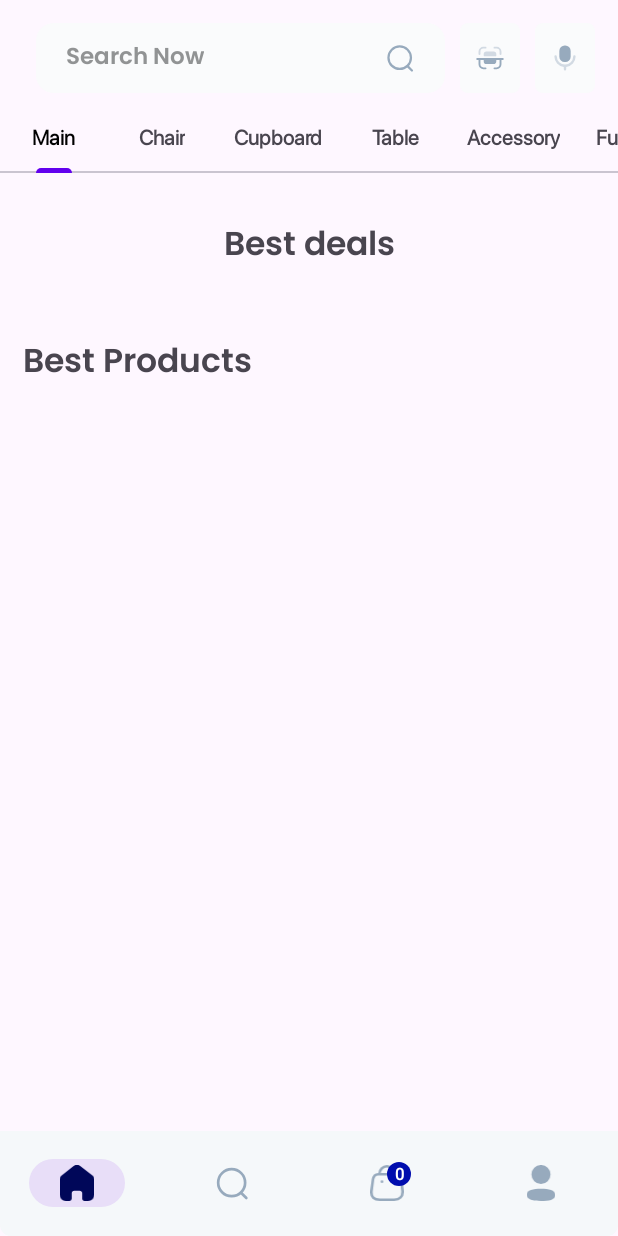
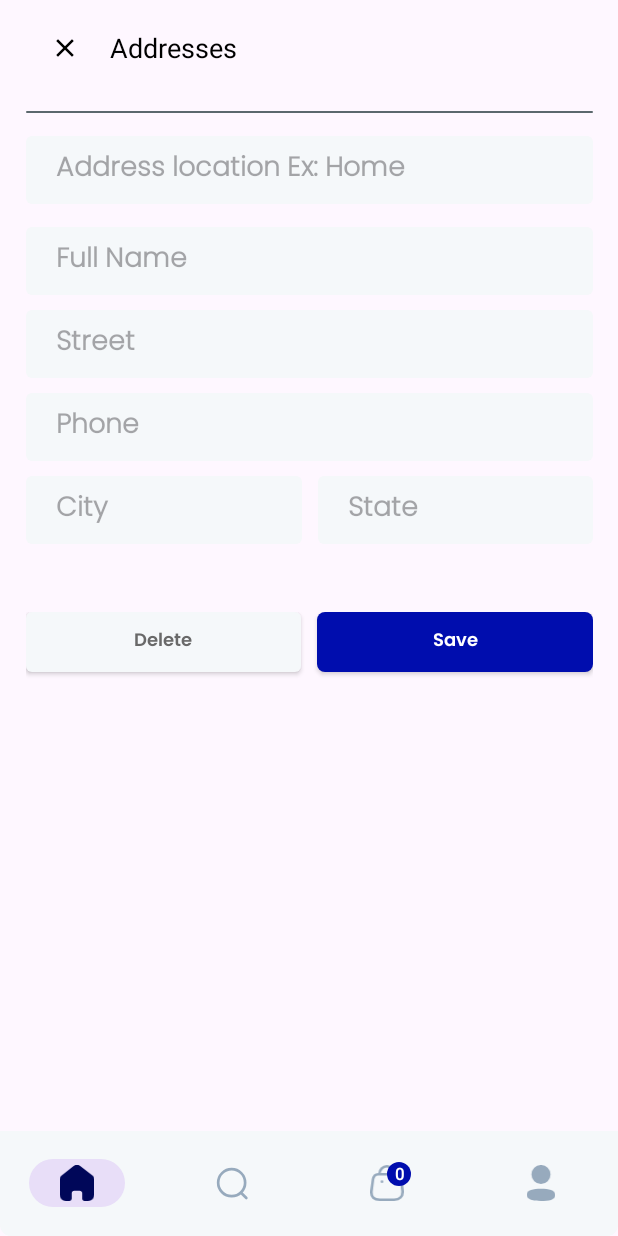
Before and after one commit to savasafsar/EcommerceApp, an Android app: the screen it shows after launch once a user with an empty profile is signed in (ShoppingActivity), on a phone screen of 412 x 824 dp. Run offline under Robolectric (Android 15) with nearby library versions, the phone set to English and light mode, and no system bars; our stand-ins replace Dagger/Hilt's generated code, Firebase (no records; nobody signed in at launch, a user with empty details on screens opened directly), navigation-ui.

Commit message:
addressadd

```diff
--- /dev/null
+++ b/app/src/main/java/com/example/ecommerce/data/Address.kt
@@ -0,0 +1,16 @@
+package com.example.ecommerce.data
+
+import android.os.Parcelable
+import kotlinx.parcelize.Parcelize
+
+@Parcelize
+data class Address (
+    val addressTitle:String,
+    val fullName:String,
+    val street:String,
+    val phone:String,
+    val city:String,
+    val state:String
+) :Parcelable{
+constructor():this("","","","","","")
+}
--- a/app/src/main/java/com/example/ecommerce/fragments/loginRegister/IntroductionFragment.kt
+++ b/app/src/main/java/com/example/ecommerce/fragments/loginRegister/IntroductionFragment.kt
@@ -36,8 +36,10 @@ class IntroductionFragment : Fragment(R.layout.fragment_introdcution){
             viewModel.navigate.collect {
                 when (it) {
                     SHOPPING_ACTIVITY -> {
-                        Intent(requireActivity(), ShoppingActivity::class.java).also {
-                            it.addFlags(Intent.FLAG_ACTIVITY_CLEAR_TASK or Intent.FLAG_ACTIVITY_NEW_TASK)
+                        Intent(requireActivity(), ShoppingActivity::class.java)
+                            .also {
+                            it.addFlags(Intent.FLAG_ACTIVITY_CLEAR_TASK
+                                    or Intent.FLAG_ACTIVITY_NEW_TASK)
                             startActivity(it)
                         }
                     }
--- a/app/src/main/java/com/example/ecommerce/fragments/loginRegister/LoginFragment.kt
+++ b/app/src/main/java/com/example/ecommerce/fragments/loginRegister/LoginFragment.kt
@@ -40,6 +40,11 @@ private val viewModel by viewModels<LoginViewModel>()
         super.onViewCreated(view, savedInstanceState)
         binding.tvDontHaveAcoount.setOnClickListener {
             findNavController().navigate(R.id.action_loginFragment_to_registerFragment)
+        }
+        binding.tvForgotPasswordLogin.setOnClickListener {
+            setupBottomSheetDialog { email->
+
+            }
         }
         binding.apply {
             buttonLoginLogin.setOnClickListener {
--- /dev/null
+++ b/app/src/main/java/com/example/ecommerce/fragments/shopping/AdressFragment.kt
@@ -0,0 +1,82 @@
+package com.example.ecommerce.fragments.shopping
+
+import android.os.Bundle
+import android.view.LayoutInflater
+import android.view.View
+import android.view.ViewGroup
+import android.widget.Toast
+import androidx.fragment.app.Fragment
+import androidx.fragment.app.viewModels
+import androidx.lifecycle.lifecycleScope
+import androidx.navigation.fragment.findNavController
+import com.example.ecommerce.data.Address
+import com.example.ecommerce.databinding.FargmentAddressBinding
+import com.example.ecommerce.util.Resource
+import com.example.ecommerce.viewmodel.AddressViewModel
+import dagger.hilt.android.AndroidEntryPoint
+import kotlinx.coroutines.flow.collectLatest
+import kotlinx.coroutines.launch
+@AndroidEntryPoint
+class AdressFragment:Fragment() {
+    private lateinit var binding: FargmentAddressBinding
+    val viewModel by viewModels<AddressViewModel>()
+
+    override fun onCreate(savedInstanceState: Bundle?) {
+        super.onCreate(savedInstanceState)
+
+        lifecycleScope.launch {
+            viewModel.addNewAddress.collectLatest {
+            when(it) {
+                is Resource.Loading -> {
+                    binding.progressbarAddress.visibility = View.VISIBLE
+                }
+                is Resource.Success -> {
+                    binding.progressbarAddress.visibility = View.INVISIBLE
+                    findNavController().navigateUp()
+                }
+                is Resource.Error -> {
+                    Toast.makeText(requireContext(),it.message,Toast.LENGTH_SHORT).show()
+                }
+                else -> Unit
+            }
+
+            }
+        }
+        lifecycleScope.launchWhenStarted {
+            viewModel.error.collectLatest {
+                Toast.makeText(requireContext(),it,Toast.LENGTH_SHORT).show()
+            }
+        }
+    }
+    override fun onCreateView(
+        inflater: LayoutInflater,
+        container: ViewGroup?,
+        savedInstanceState: Bundle?
+    ): View? {
+        binding = FargmentAddressBinding.inflate(layoutInflater)
+        return binding.root
+    }
+
+    override fun onViewCreated(view: View, savedInstanceState: Bundle?) {
+        super.onViewCreated(view, savedInstanceState)
+
+
+
+        binding.apply {
+            buttonSave.setOnClickListener {
+                val addressTitle = edAddressTitle.text.toString()
+                val fullName = edFullName.text.toString()
+                val street = edStreet.text.toString()
+                val phone = edPhone.text.toString()
+                val city = edCity.text.toString()
+                val state = edState.text.toString()
+
+                val address = Address(addressTitle, fullName, street, phone, city, state)
+                viewModel.addAdresss(address)
+            }
+        }
+
+
+    }
+
+}
--- /dev/null
+++ b/app/src/main/java/com/example/ecommerce/viewmodel/AddressViewModel.kt
@@ -0,0 +1,59 @@
+package com.example.ecommerce.viewmodel
+
+import androidx.lifecycle.ViewModel
+import androidx.lifecycle.viewModelScope
+
+import com.example.ecommerce.data.Address
+import com.google.firebase.auth.FirebaseAuth
+import com.google.firebase.firestore.FirebaseFirestore
+
+import dagger.hilt.android.lifecycle.HiltViewModel
+import kotlinx.coroutines.flow.MutableStateFlow
+import com.example.ecommerce.util.Resource
+import kotlinx.coroutines.flow.MutableSharedFlow
+import kotlinx.coroutines.flow.asSharedFlow
+import kotlinx.coroutines.flow.asStateFlow
+import kotlinx.coroutines.launch
+import javax.inject.Inject
+@HiltViewModel
+class AddressViewModel @Inject constructor(
+    private val firestore: FirebaseFirestore,
+    private val auth: FirebaseAuth
+):ViewModel() {
+             private val _addNewAddress = MutableStateFlow<Resource<Address>>(Resource.Unspecified())
+              val addNewAddress = _addNewAddress.asStateFlow()
+
+    private val _error = MutableSharedFlow<String>()
+    val error = _error.asSharedFlow()
+
+
+    fun addAdresss(address:Address) {
+        val validateInputs = validateInputs(address)
+        if (validateInputs){
+            viewModelScope.launch {_addNewAddress.emit(Resource.Loading())}
+            firestore.collection("user").document(auth.uid!!)
+                .collection("address")
+                .document()
+                .set(address).addOnSuccessListener {
+                    viewModelScope.launch {_addNewAddress.emit(Resource.Success(address))  }
+                }.addOnFailureListener {
+                    viewModelScope.launch {_addNewAddress.emit(Resource.Error(it.message.toString()))  }
+                }
+        } else {
+            viewModelScope.launch {
+                _error.emit("All fields are required")
+            }
+        }
+
+    }
+
+    private fun validateInputs(address: Address): Boolean {
+        return address.addressTitle.trim().isNotEmpty() &&
+                address.city.trim().isNotEmpty() &&
+                address.phone.trim().isNotEmpty() &&
+                address.state.trim().isNotEmpty() &&
+                address.fullName.trim().isNotEmpty() &&
+                address.street.trim().isNotEmpty()
+    }
+
+}
--- /dev/null
+++ b/app/src/main/res/layout/fargment_address.xml
@@ -0,0 +1,243 @@
+<?xml version="1.0" encoding="utf-8"?>
+<androidx.constraintlayout.widget.ConstraintLayout xmlns:android="http://schemas.android.com/apk/res/android"
+    xmlns:app="http://schemas.android.com/apk/res-auto"
+    android:layout_width="match_parent"
+    android:layout_height="match_parent">
+
+    <androidx.appcompat.widget.Toolbar
+        android:id="@+id/toolbarAddresses"
+        android:layout_width="0dp"
+        android:layout_height="wrap_content"
+        app:layout_constraintEnd_toEndOf="@id/guideline2"
+        app:layout_constraintStart_toStartOf="@id/guideline1"
+        app:layout_constraintTop_toTopOf="parent">
+
+        <androidx.constraintlayout.widget.ConstraintLayout
+            android:layout_width="match_parent"
+            android:layout_height="match_parent">
+
+            <ImageView
+                android:id="@+id/imageAddressClose"
+                android:layout_width="20dp"
+                android:layout_height="20dp"
+                android:src="@drawable/ic_close"
+                android:scaleType="centerInside"
+                app:layout_constraintBottom_toBottomOf="parent"
+                app:layout_constraintStart_toStartOf="parent"
+                app:layout_constraintTop_toTopOf="parent"
+                app:tint="@color/black" />
+
+
+            <TextView
+                android:id="@+id/tvPaymentMethods"
+                android:layout_width="wrap_content"
+                android:layout_height="wrap_content"
+                android:layout_marginStart="20dp"
+                android:text="Addresses"
+                android:textSize="18sp"
+                android:textColor="@color/black"
+                app:layout_constraintBottom_toBottomOf="@+id/imageAddressClose"
+                app:layout_constraintStart_toEndOf="@id/imageAddressClose"
+                app:layout_constraintTop_toTopOf="@+id/imageAddressClose" />
+
+        </androidx.constraintlayout.widget.ConstraintLayout>
+    </androidx.appcompat.widget.Toolbar>
+
+
+    <View
+        android:id="@+id/topLine"
+        android:layout_width="0dp"
+        android:layout_height="1dp"
+        android:layout_marginTop="10dp"
+        android:background="@drawable/white_background"
+        android:backgroundTint="@color/g_blue_gray"
+        app:layout_constraintEnd_toEndOf="@id/guideline2"
+        app:layout_constraintStart_toStartOf="@id/guideline1"
+        app:layout_constraintTop_toBottomOf="@id/toolbarAddresses" />
+
+    <EditText
+        android:id="@+id/edAddressTitle"
+        android:layout_width="0dp"
+        android:layout_height="45dp"
+        android:background="@drawable/white_background"
+        android:fontFamily="@font/poppins_light"
+        android:gravity="start|center_vertical"
+        android:hint="Address location Ex: Home"
+        android:paddingStart="20dp"
+        android:paddingEnd="20dp"
+        android:singleLine="true"
+        android:textStyle="bold"
+        app:layout_constraintEnd_toEndOf="@id/guideline2"
+        app:layout_constraintStart_toStartOf="@id/guideline1"
+        app:layout_constraintTop_toBottomOf="@+id/topLine"
+        android:layout_marginTop="15dp"/>
+
+    <EditText
+        android:id="@+id/edFullName"
+        android:layout_width="0dp"
+        android:layout_height="45dp"
+        android:background="@drawable/white_background"
+        android:fontFamily="@font/poppins_light"
+        android:gravity="start|center_vertical"
+        android:hint="Full Name"
+        android:paddingStart="20dp"
+        android:paddingEnd="20dp"
+        android:singleLine="true"
+        android:textStyle="bold"
+        app:layout_constraintEnd_toEndOf="@id/guideline2"
+        app:layout_constraintStart_toStartOf="@id/guideline1"
+        app:layout_constraintTop_toBottomOf="@+id/edAddressTitle"
+        android:layout_marginTop="15dp"/>
+
+    <EditText
+        android:id="@+id/edStreet"
+        android:layout_width="0dp"
+        android:layout_height="45dp"
+        android:layout_marginTop="10dp"
+        android:background="@drawable/white_background"
+        android:fontFamily="@font/poppins_light"
+        android:gravity="start|center_vertical"
+        android:hint="Street"
+        android:paddingStart="20dp"
+        android:paddingEnd="20dp"
+        android:singleLine="true"
+        android:textStyle="bold"
+        app:layout_constraintEnd_toEndOf="@id/guideline2"
+        app:layout_constraintStart_toStartOf="@id/guideline1"
+        app:layout_constraintTop_toBottomOf="@id/edFullName" />
+
+    <LinearLayout
+        android:id="@+id/linear"
+        android:layout_width="0dp"
+        android:layout_height="wrap_content"
+        app:layout_constraintEnd_toEndOf="@id/guideline2"
+        app:layout_constraintHorizontal_bias="0.484"
+        app:layout_constraintStart_toStartOf="@id/guideline1"
+        app:layout_constraintTop_toBottomOf="@+id/edPhone"
+        android:orientation="horizontal">
+
+        <EditText
+            android:id="@+id/edCity"
+            android:layout_width="378dp"
+            android:layout_height="45dp"
+            android:background="@drawable/white_background"
+            android:fontFamily="@font/poppins_light"
+            android:gravity="start|center_vertical"
+            android:hint="City"
+            android:paddingStart="20dp"
+            android:paddingEnd="20dp"
+            android:singleLine="true"
+            android:textStyle="bold"
+            android:layout_marginTop="10dp"
+            android:layout_weight="1"
+            android:layout_marginEnd="5dp" />
+
+        <EditText
+            android:id="@+id/edState"
+            android:layout_width="378dp"
+            android:layout_height="45dp"
+            android:background="@drawable/white_background"
+            android:fontFamily="@font/poppins_light"
+            android:gravity="start|center_vertical"
+            android:hint="State"
+            android:paddingStart="20dp"
+            android:paddingEnd="20dp"
+            android:singleLine="true"
+            android:textStyle="bold"
+            android:layout_marginTop="10dp"
+            android:layout_weight="1"
+            android:layout_marginStart="5dp"/>
+
+    </LinearLayout>
+    <EditText
+        android:id="@+id/edPhone"
+        android:layout_width="0dp"
+        android:layout_height="45dp"
+        android:background="@drawable/white_background"
+        android:fontFamily="@font/poppins_light"
+        android:layout_marginTop="10dp"
+        android:gravity="start|center_vertical"
+        android:hint="Phone"
+        android:paddingStart="20dp"
+        android:paddingEnd="20dp"
+        android:phoneNumber="true"
+        android:singleLine="true"
+        android:textStyle="bold"
+        app:layout_constraintEnd_toStartOf="@+id/guideline2"
+        app:layout_constraintStart_toStartOf="@+id/guideline1"
+        app:layout_constraintTop_toBottomOf="@+id/edStreet" />
+
+    <LinearLayout
+        android:layout_width="0dp"
+        android:layout_height="wrap_content"
+        app:layout_constraintEnd_toEndOf="@id/guideline2"
+        app:layout_constraintHorizontal_bias="1.0"
+        app:layout_constraintStart_toStartOf="@id/guideline1"
+        app:layout_constraintTop_toBottomOf="@id/linear"
+        app:layout_constraintVertical_bias="0.494"
+        android:layout_marginTop="45dp"
+        android:orientation="horizontal">
+
+
+
+        <androidx.appcompat.widget.AppCompatButton
+            android:id="@+id/buttonDelelte"
+            android:layout_width="0dp"
+            android:layout_height="40dp"
+            android:layout_marginBottom="20dp"
+            android:background="@drawable/white_background"
+            android:fontFamily="@font/poppins_thin"
+            android:text="Delete"
+            android:textAllCaps="false"
+            android:textColor="@color/g_gray"
+            android:textSize="12dp"
+            android:visibility="visible"
+            android:layout_weight="1"
+            android:layout_marginEnd="5dp"
+            />
+
+        <androidx.appcompat.widget.AppCompatButton
+            android:id="@+id/buttonSave"
+            android:layout_width="0dp"
+            android:layout_height="40dp"
+            android:layout_marginBottom="20dp"
+            android:background="@drawable/blue_background"
+            android:fontFamily="@font/poppins_thin"
+            android:text="Save"
+            android:textAllCaps="false"
+            android:textColor="@color/white"
+            android:textSize="12dp"
+            android:visibility="visible"
+            android:layout_weight="1"
+            android:layout_marginStart="5dp"
+            />
+
+    </LinearLayout>
+
+
+    <ProgressBar
+        android:id="@+id/progressbarAddress"
+        android:layout_width="wrap_content"
+        android:layout_height="wrap_content"
+        android:indeterminateTint="@color/g_gray"
+        app:layout_constraintBottom_toBottomOf="parent"
+        app:layout_constraintStart_toStartOf="parent"
+        app:layout_constraintEnd_toEndOf="parent"
+        android:layout_marginBottom="45dp"
+        android:visibility="gone"/>
+
+    <androidx.constraintlayout.widget.Guideline
+        android:id="@+id/guideline1"
+        android:layout_width="wrap_content"
+        android:layout_height="wrap_content"
+        android:orientation="vertical"
+        app:layout_constraintGuide_percent="0.04136253" />
+
+    <androidx.constraintlayout.widget.Guideline
+        android:id="@+id/guideline2"
+        android:layout_width="wrap_content"
+        android:layout_height="wrap_content"
+        android:orientation="vertical"
+        app:layout_constraintGuide_percent="0.96" />
+
+</androidx.constraintlayout.widget.ConstraintLayout>
--- a/app/src/main/res/navigation/shopping_graph.xml
+++ b/app/src/main/res/navigation/shopping_graph.xml
@@ -3,7 +3,7 @@
     xmlns:app="http://schemas.android.com/apk/res-auto"
     xmlns:tools="http://schemas.android.com/tools"
     android:id="@+id/shopping_graph"
-    app:startDestination="@id/homeFragment">
+    app:startDestination="@id/adressFragment">
 
     <fragment
         android:id="@+id/homeFragment"
@@ -36,7 +36,11 @@
         android:id="@+id/profileFragment"
         android:name="com.example.ecommerce.fragments.shopping.ProfileFragment"
         android:label="ProfileFragment"
-        tools:layout="@layout/fragment_profile"/>
+        tools:layout="@layout/fragment_profile">
+        <action
+            android:id="@+id/action_profileFragment_to_adressFragment"
+            app:destination="@id/adressFragment" />
+    </fragment>
     <fragment
         android:id="@+id/productDetailsFragment"
         android:name="com.example.ecommerce.fragments.shopping.ProductDetailsFragment"
@@ -46,4 +50,9 @@
             android:name="product"
             app:argType="com.example.ecommerce.data.Product" />
     </fragment>
+    <fragment
+        android:id="@+id/adressFragment"
+        android:name="com.example.ecommerce.fragments.shopping.AdressFragment"
+        android:label="AdressFragment"
+        tools:layout="@layout/fargment_address"/>
 </navigation>
```
